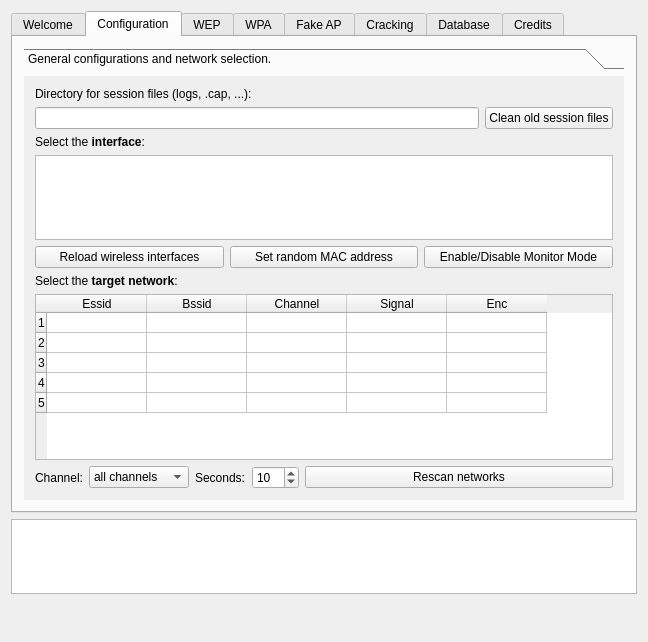
Before: the Qt Designer form gerix_gui4.ui in freeExec/gerix-wifi-cracker, drawn with Qt 5.
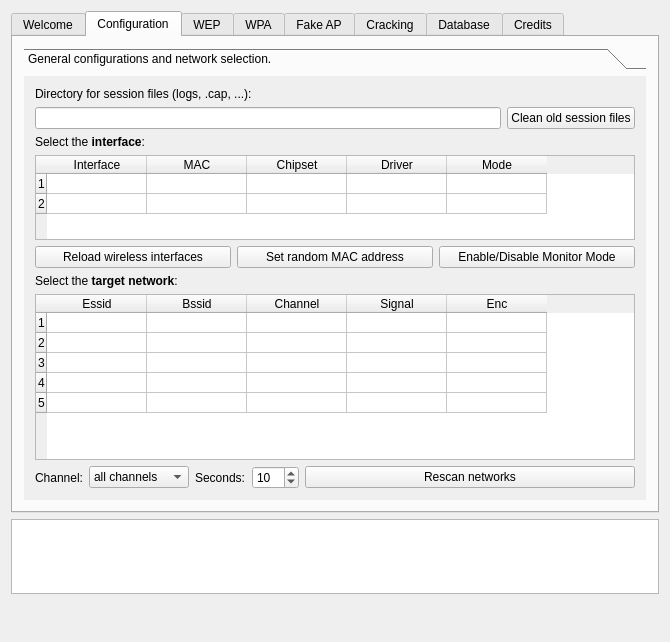
After: the same form once the commit is applied. The open tabs and pages were chosen to show the change. Icons and pictures are not drawn.

Diff of the .ui file:
```diff
--- a/gerix_gui4.ui
+++ b/gerix_gui4.ui
@@ -9,7 +9,7 @@
    <rect>
     <x>0</x>
     <y>0</y>
-    <width>648</width>
+    <width>670</width>
     <height>642</height>
    </rect>
   </property>
@@ -188,8 +188,8 @@
             <rect>
              <x>0</x>
              <y>0</y>
-             <width>440</width>
-             <height>330</height>
+             <width>628</width>
+             <height>406</height>
             </rect>
            </property>
            <attribute name="label">
@@ -416,7 +416,10 @@
                <enum>QAbstractItemView::SelectRows</enum>
               </property>
               <property name="showGrid">
-               <bool>false</bool>
+               <bool>true</bool>
+              </property>
+              <property name="gridStyle">
+               <enum>Qt::SolidLine</enum>
               </property>
               <property name="wordWrap">
                <bool>false</bool>
@@ -424,15 +427,6 @@
               <property name="rowCount">
                <number>2</number>
               </property>
-              <property name="columnCount">
-               <number>5</number>
-              </property>
-              <attribute name="horizontalHeaderVisible">
-               <bool>false</bool>
-              </attribute>
-              <attribute name="verticalHeaderVisible">
-               <bool>false</bool>
-              </attribute>
               <attribute name="verticalHeaderDefaultSectionSize">
                <number>20</number>
               </attribute>
```
Left out of the diff: 19 changed lines with no effect on the pictures.
